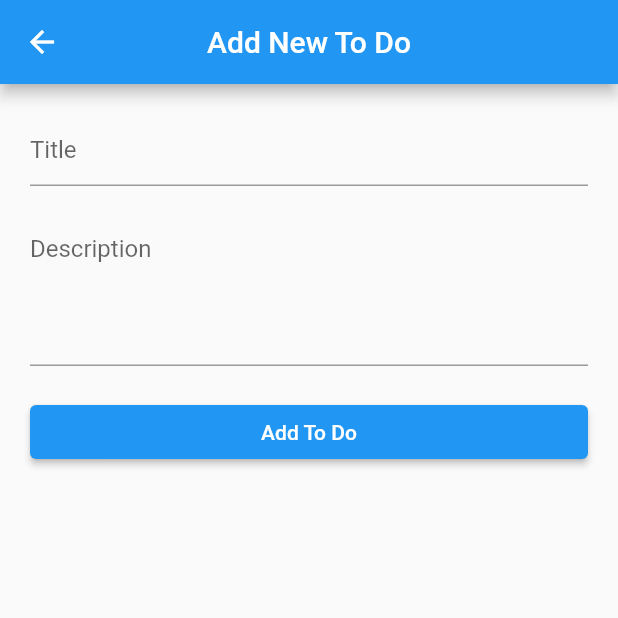
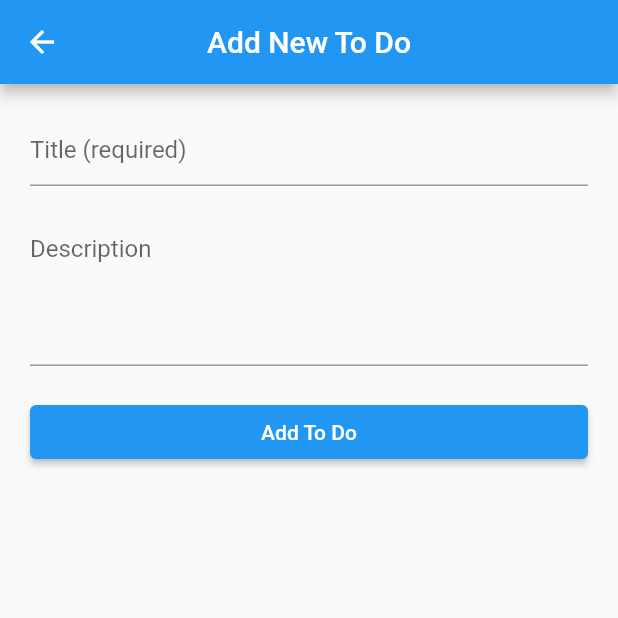
Before and after one commit to n-tse/flutter_todolist, a Flutter app: the NewToDoForm screen opened directly, after a tap on "Add To Do", on a phone screen of 412 x 824 dp, the top half of it. Run offline on Flutter 3.47's test engine with Material 2 defaults, Android fonts, the phone set to English and light mode, and no system bars; network calls fail.

Commit message:
implement addToDo http POST functionality w/ success/fail snackbar message

```diff
--- a/lib/views/new_to_do_form.dart
+++ b/lib/views/new_to_do_form.dart
@@ -1,6 +1,8 @@
 // ignore_for_file: file_names
 
+import 'dart:convert';
 import 'package:flutter/material.dart';
+import 'package:http/http.dart' as http;
 
 class NewToDoForm extends StatefulWidget {
   const NewToDoForm({super.key});
@@ -10,9 +12,16 @@ class NewToDoForm extends StatefulWidget {
 }
 
 class _NewToDoFormState extends State<NewToDoForm> {
+  TextEditingController titleController = TextEditingController();
+  TextEditingController descriptionController = TextEditingController();
   @override
   Widget build(BuildContext context) {
-    return Scaffold(
+    return GestureDetector(
+      onTap: () {
+        // hides keyboard
+        FocusScope.of(context).unfocus();
+      },
+      child: Scaffold(
         appBar: AppBar(
           leading: IconButton(
             icon: const Icon(Icons.arrow_back),
@@ -26,31 +35,75 @@ class _NewToDoFormState extends State<NewToDoForm> {
         body: ListView(
           padding: const EdgeInsets.all(20),
           children: [
-          const TextField(
-            decoration: InputDecoration(
-              hintText: "Title",
+            TextField(
+              controller: titleController,
+              decoration: const InputDecoration(
+                hintText: "Title (required)",
               ),
             ),
-          const SizedBox(height: 20,),
-          const TextField(
-            decoration: InputDecoration(
+            const SizedBox(
+              height: 20,
+            ),
+            TextField(
+              controller: descriptionController,
+              decoration: const InputDecoration(
                 hintText: "Description",
               ),
               keyboardType: TextInputType.multiline,
               minLines: 4,
               maxLines: 8,
             ),
-          const SizedBox(height: 20,),
+            const SizedBox(
+              height: 20,
+            ),
             ElevatedButton(
               onPressed: addToDo,
               child: const Text("Add To Do"),
             )
           ],
         ),
+      ),
     );
   }
 
-  void addToDo () {
+  // get data from for and send to server
+  Future<void> addToDo() async {
+    final title = titleController.text;
+    final description = descriptionController.text;
+    final newToDo = {
+      "title": title,
+      "description": description,
+      "is_completed": false,
+    };
 
+    const url = "https://api.nstack.in/v1/todos";
+    final uri = Uri.parse(url);
+    final response = await http.post(
+      uri,
+      body: jsonEncode(newToDo),
+      headers: {
+        'Content-Type': 'application/json',
+      },
+    );
+
+    // final responseMap =
+    //     jsonDecode(response.body); // Parse the JSON response body
+    // final message = responseMap['message']; // Access the 'message' field
+
+    if (response.statusCode == 201) {
+      displayMessage("Added successfully");
+      titleController.text = "";
+      descriptionController.text = "";
+    } else {
+      displayMessage("Failed to add to do");
+    }
+
+    // hides keyboard
+    FocusScope.of(context).unfocus();
+  }
+
+  void displayMessage(String message) {
+    final snackBar = SnackBar(content: Text(message));
+    ScaffoldMessenger.of(context).showSnackBar(snackBar);
   }
 }
--- a/pubspec.yaml
+++ b/pubspec.yaml
@@ -35,6 +35,7 @@ dependencies:
   # The following adds the Cupertino Icons font to your application.
   # Use with the CupertinoIcons class for iOS style icons.
   cupertino_icons: ^1.0.2
+  http: ^1.1.0
 
 dev_dependencies:
   flutter_test:
```
Also changed, not shown: pubspec.lock. Lines whose indentation alone changed are shown as unchanged.
